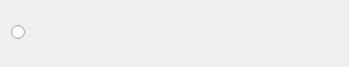
Above: src/hmi_qgis/IfsttarRouting/result_selection.ui from Universite-Gustave-Eiffel/Tempus before the change. Below: the same form after it.
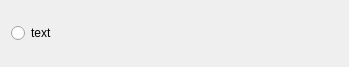
That is the form after the change.

```diff
--- a/src/hmi_qgis/IfsttarRouting/result_selection.ui
+++ b/src/hmi_qgis/IfsttarRouting/result_selection.ui
@@ -18,8 +18,11 @@
     <layout class="QHBoxLayout" name="hLayout">
      <item>
       <widget class="QRadioButton" name="radioButton">
+       <property name="layoutDirection">
+        <enum>Qt::LeftToRight</enum>
+       </property>
        <property name="text">
-        <string/>
+        <string>text</string>
        </property>
       </widget>
      </item>
```
